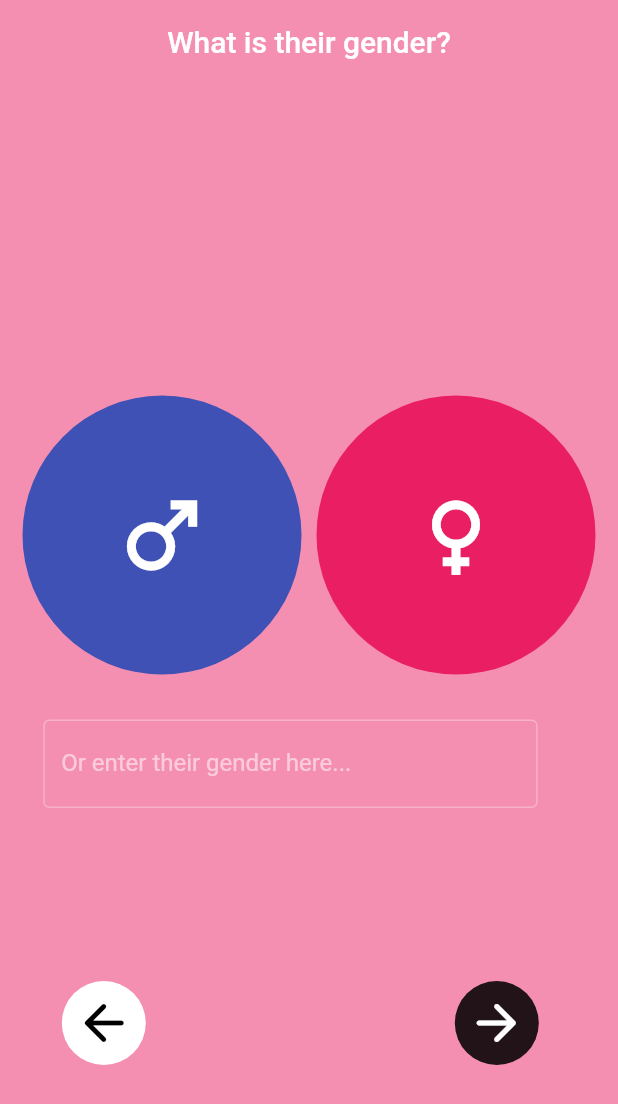
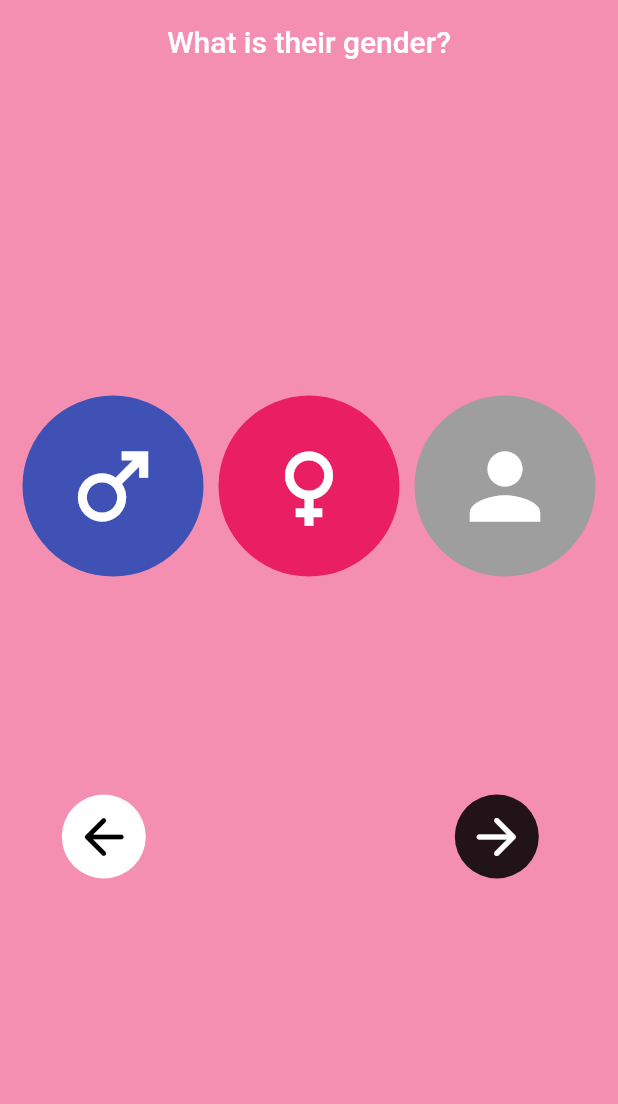
Before and after one commit to Tedis32/gifting_app, a Flutter app: the GenderSelector screen opened directly, on a phone screen of 412 x 824 dp. Shown: the top 1104 px of the screen. Run offline on Flutter 3.47's test engine with Material 2 defaults, Android fonts, the light colour scheme and no system bars; our stand-ins replace dotted_border, eva_icons_flutter, fluttertoast, google_fonts, material_design_icons_flutter; missing offline and left inert: flutter_glow, vertical_picker; Roboto replaces fonts that are missing (Alata).

Commit message:
Edited Gender selector, added final gift generation screen
Need to make the exportable a widget and display in list view, next commit will sort this out

```diff
--- a/lib/home/start_screen.dart
+++ b/lib/home/start_screen.dart
@@ -32,14 +32,12 @@ class StartScreen extends StatelessWidget {
                 highlightColor: Colors.red[100],
                 customBorder: const CircleBorder(side: BorderSide.none),
                 onTap: () {
-                  Exportable e = Exportable(10, 10, 20,"Male", "Birthday", true);
-                  Filter().filterValues(e);
-                  /* Navigator.pushReplacement(
+                  Navigator.pushReplacement(
                     context,
                     MaterialPageRoute(
                       builder: (context) => const Intro(),
                     ),
-                  ); */
+                  );
                 },
                 child: Center(
                   child: GlowText(
--- a/lib/models/exportable_content/listviews/tiled_selectors/gender_selector.dart
+++ b/lib/models/exportable_content/listviews/tiled_selectors/gender_selector.dart
@@ -4,6 +4,7 @@ import 'package:gifting_app/exportable.dart';
 import 'package:gifting_app/home/home.dart';
 import 'package:gifting_app/models/appbar.dart';
 import 'package:gifting_app/models/exportable_content/clickables/backbutton.dart';
+import 'package:gifting_app/models/final%20gift%20selection%20screen/generated_gifts.dart';
 import 'package:google_fonts/google_fonts.dart';
 import 'package:provider/provider.dart';
 
@@ -35,7 +36,7 @@ class _GenderSelectorState extends State<GenderSelector> {
               padding: EdgeInsets.only(
                   top: MediaQuery.of(context).size.height * 0.25),
               child: GridView.count(
-                crossAxisCount: 2,
+                crossAxisCount: 3,
                 shrinkWrap: true,
                 crossAxisSpacing: 10,
                 padding: const EdgeInsets.only(left: 15, right: 15),
@@ -58,40 +59,22 @@ class _GenderSelectorState extends State<GenderSelector> {
                       color: Colors.white,
                     ),
                   ),
+                  GridItem(
+                    "Unisex",
+                    Colors.grey,
+                    const Icon(
+                      Icons.person,
+                      size: 70,
+                      color: Colors.white,
+                    ),
+                  ),
                 ],
               ),
             ),
             const Padding(
               padding: EdgeInsets.only(top: 30),
             ),
-            Container(
-              padding: EdgeInsets.only(
-                  left: MediaQuery.of(context).size.width * 0.07,
-                  right: MediaQuery.of(context).size.width * 0.13),
-              alignment: Alignment.bottomLeft,
-              child: TextField(
-                cursorColor: Colors.white,
-                controller: genderController,
-                decoration: const InputDecoration(
-                  label: Text(
-                    "Or enter their gender here...",
-                    style: TextStyle(color: Colors.white54),
-                  ),
-                  enabled: true,
-                  enabledBorder: OutlineInputBorder(
-                    borderSide: BorderSide(
-                      color: Colors.white30,
-                    ),
-                  ),
-                  disabledBorder: OutlineInputBorder(
-                    borderSide: BorderSide(color: Colors.white),
-                  ),
-                  focusedBorder: OutlineInputBorder(
-                    borderSide: BorderSide(color: Colors.white),
-                  ),
-                ),
-              ),
-            ),
+
             //Back Button
             Row(
               children: [
@@ -126,14 +109,15 @@ class _GenderSelectorState extends State<GenderSelector> {
                                 msg: 'Please select or enter a gender',
                                 toastLength: Toast.LENGTH_SHORT,
                                 timeInSecForIosWeb: 1)
-                            : Navigator.push(
+                            : Navigator.pushAndRemoveUntil(
                                 context,
                                 MaterialPageRoute(
-                                  builder: (context) => const Occasion(
-                                    title: 'What\'s the occasion?',
+                                  builder: (context) =>
+                                      const GeneratedGiftsScreen(
+                                    title: 'Here\'s what we got',
                                   ),
                                 ),
-                              );
+                                (route) => false);
                       },
                     ),
                   ),
@@ -152,14 +136,14 @@ class _GenderSelectorState extends State<GenderSelector> {
     return InkWell(
       onTap: () {
         Provider.of<Exportable>(context, listen: false).gender = s;
-        Navigator.pushReplacement(
-          context,
-          MaterialPageRoute(
-            builder: (context) => const Home(
-              title: 'Home',
+        Navigator.pushAndRemoveUntil(
+            context,
+            MaterialPageRoute(
+              builder: (context) => const GeneratedGiftsScreen(
+                title: 'Here\'s what we got',
+              ),
             ),
-          ),
-        );
+            (route) => false);
       },
       child: DecoratedBox(
         decoration: BoxDecoration(
@@ -168,17 +152,6 @@ class _GenderSelectorState extends State<GenderSelector> {
           child: RichText(
             text: TextSpan(
               children: [
-                /* WidgetSpan(
-                  child: Center(
-                    child: Text(
-                      s + "\n",
-                      style: GoogleFonts.poppins(
-                          color: Colors.black87,
-                          fontWeight: FontWeight.w500,
-                          fontSize: 20),
-                    ),
-                  ),
-                ), */
                 WidgetSpan(
                   child: Center(
                     child: icon,
```
Also changed, not shown: lib/models/final gift selection screen/generated_gifts.dart (+40 -0 lines).
